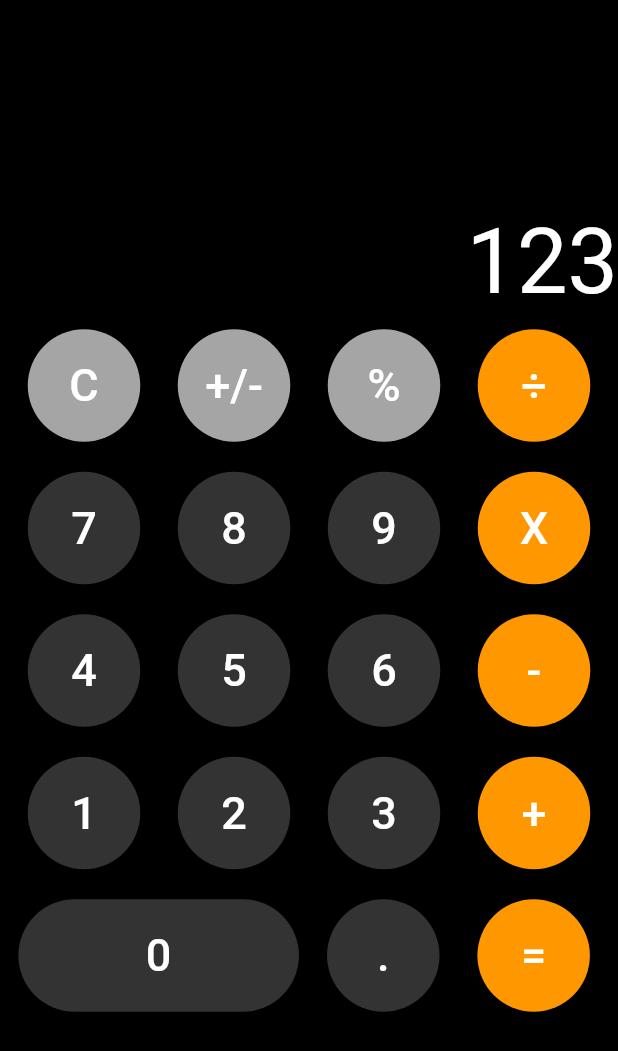
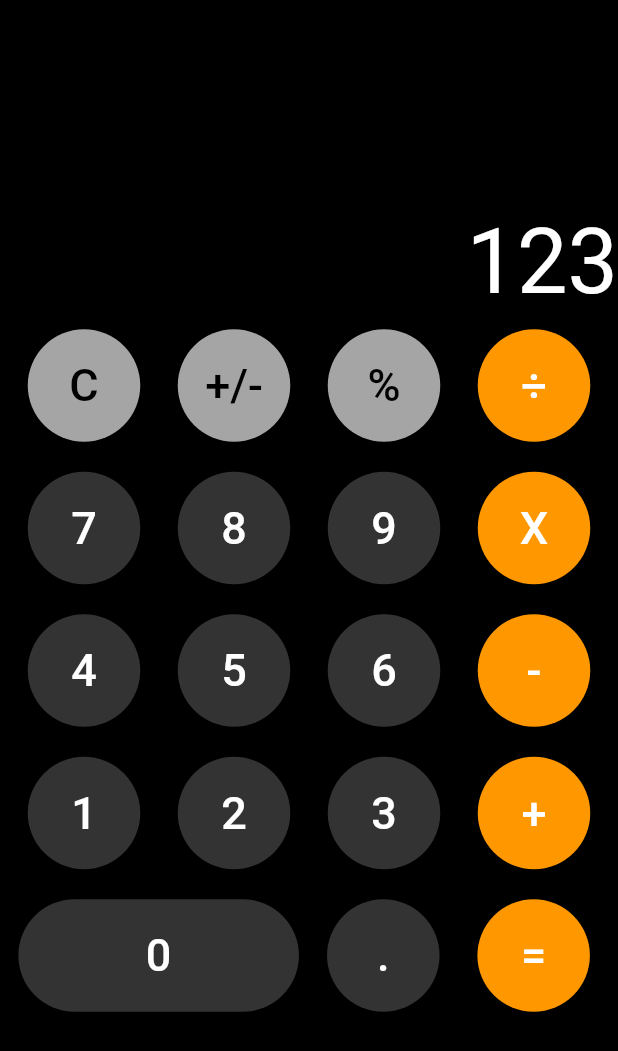
Before and after one commit to psrth/ios-calculator, a Flutter app: the screen it shows after launch, on a phone screen of 412 x 824 dp. Shown: the top 1051 px of the screen. Run offline on Flutter 3.47's test engine with Material 2 defaults, Android fonts, the phone set to English and light mode, and no system bars.

Commit message:
modified black text button

```diff
--- a/lib/main.dart
+++ b/lib/main.dart
@@ -46,11 +46,31 @@ class FitnessCalcState extends State<FitnessCalc> {
               fontSize: 30,
               color: Colors.white,
             ),
+            textAlign: TextAlign.left,
           ),
           onPressed: () {},
           color: color,
           padding: EdgeInsets.only(left: 85, right: 85, top: 20, bottom: 20),
           shape: StadiumBorder(),
+        ),
+      );
+    } // end of button zero widget
+
+    Widget btnGrey(btnText, Color color) {
+      return Container(
+        padding: EdgeInsets.only(bottom: 10.0, top: 10.0),
+        child: new RaisedButton(
+          child: Text(
+            btnText,
+            style: TextStyle(
+              fontSize: 30,
+              color: Colors.black,
+            ),
+          ),
+          onPressed: () {},
+          color: color,
+          padding: EdgeInsets.all(20.0),
+          shape: CircleBorder(),
         ),
       );
     } // end of button zero widget
@@ -79,9 +99,9 @@ class FitnessCalcState extends State<FitnessCalc> {
           Row(
             mainAxisAlignment: MainAxisAlignment.spaceEvenly,
             children: <Widget>[
-              btn('C', const Color(0xffa5a5a5)),
-              btn('+/-', const Color(0xffa5a5a5)),
-              btn('%', const Color(0xffa5a5a5)),
+              btnGrey('C', const Color(0xffa5a5a5)),
+              btnGrey('+/-', const Color(0xffa5a5a5)),
+              btnGrey('%', const Color(0xffa5a5a5)),
               btn('÷', Colors.orange),
             ],
           ),
```
